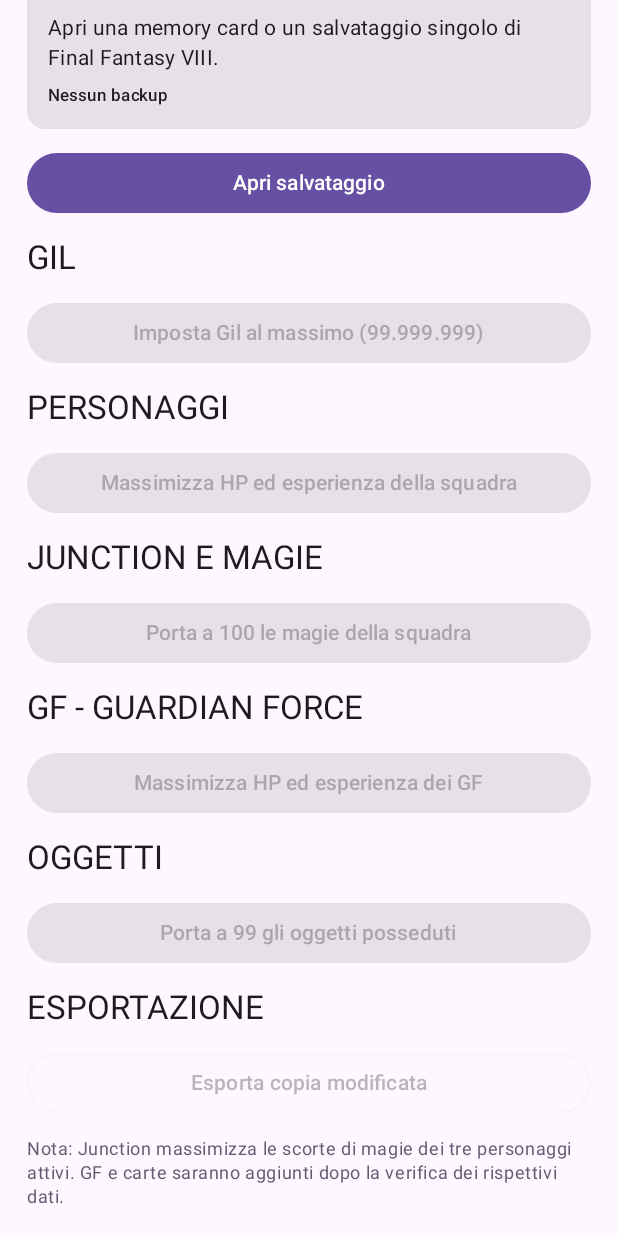
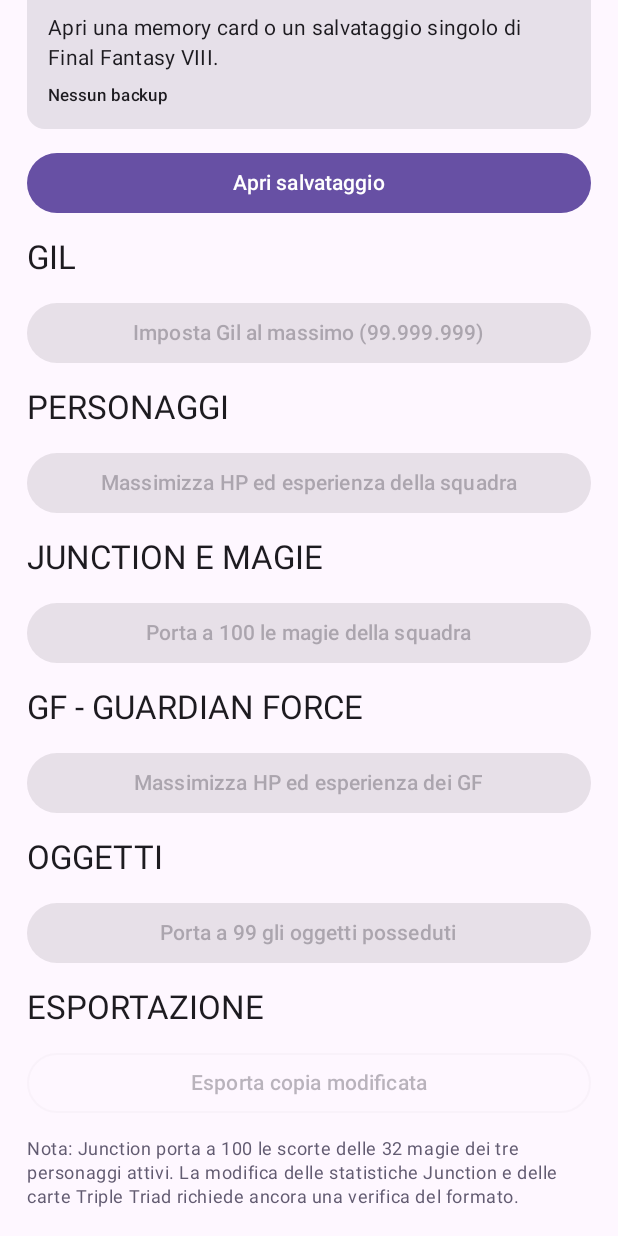
Before and after one commit to luciorizza1988-del/FF8SaveEditorAndroid, an Android app built with Jetpack Compose: the screen it shows after launch (MainActivity), scrolled down 218 dp, on a phone screen of 412 x 824 dp. Run offline under Robolectric (Android 15) with nearby library versions, the phone set to English and light mode, and no system bars.

Commit message:
Clarify verified and pending editor features

```diff
--- a/app/src/main/java/it/luciorizza/ff8saveeditor/MainActivity.kt
+++ b/app/src/main/java/it/luciorizza/ff8saveeditor/MainActivity.kt
@@ -154,7 +154,7 @@ class MainActivity : ComponentActivity() {
                     enabled = pendingBytes != null, modifier = Modifier.fillMaxWidth()) {
                     Text("Esporta copia modificata")
                 }
-                Text("Nota: Junction massimizza le scorte di magie dei tre personaggi attivi. GF e carte saranno aggiunti dopo la verifica dei rispettivi dati.",
+                Text("Nota: Junction porta a 100 le scorte delle 32 magie dei tre personaggi attivi. La modifica delle statistiche Junction e delle carte Triple Triad richiede ancora una verifica del formato.",
                     style = MaterialTheme.typography.bodySmall, color = MaterialTheme.colorScheme.secondary)
             }
         }
```
